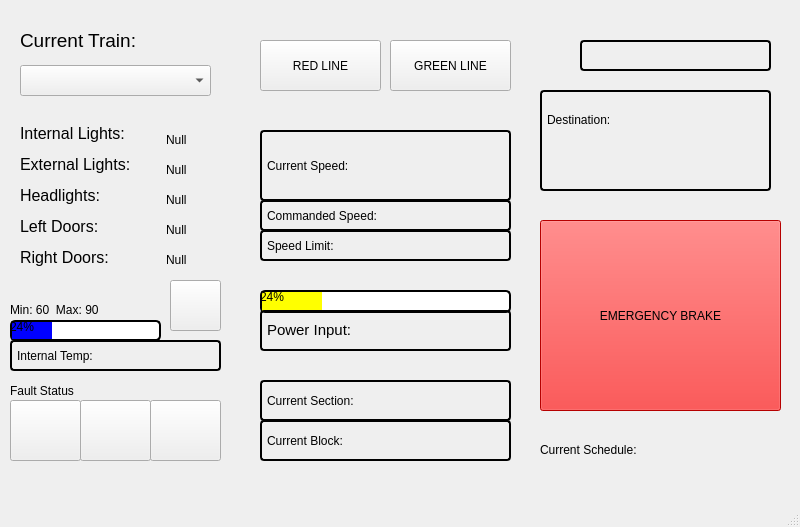
First picture: the form in Full System/trainModel_fullsys.ui, repository headhunter22/ECE1140-Train-Simulator, before the edit.
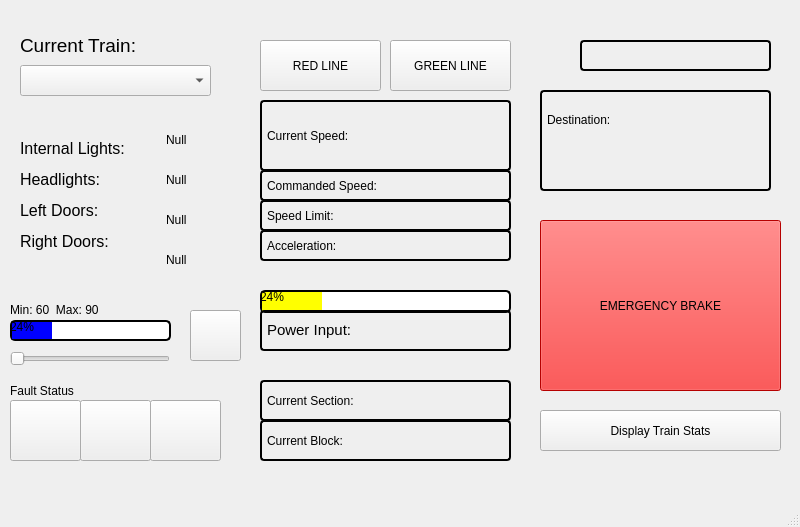
Second picture: the form after the edit.

Commit message: headlights doors communicate

Patch:
```diff
--- a/Full System/trainModel_fullsys.ui
+++ b/Full System/trainModel_fullsys.ui
@@ -54,7 +54,7 @@
      <rect>
       <x>10</x>
       <y>320</y>
-      <width>151</width>
+      <width>161</width>
       <height>21</height>
      </rect>
     </property>
@@ -107,7 +107,7 @@
     <property name="geometry">
      <rect>
       <x>260</x>
-      <y>130</y>
+      <y>100</y>
       <width>251</width>
       <height>71</height>
      </rect>
@@ -125,9 +125,9 @@
     <property name="geometry">
      <rect>
       <x>20</x>
-      <y>20</y>
+      <y>30</y>
       <width>131</width>
-      <height>41</height>
+      <height>31</height>
      </rect>
     </property>
     <property name="text">
@@ -156,7 +156,7 @@
     <property name="geometry">
      <rect>
       <x>166</x>
-      <y>220</y>
+      <y>210</y>
       <width>51</width>
       <height>20</height>
      </rect>
@@ -187,7 +187,7 @@
       <x>540</x>
       <y>220</y>
       <width>241</width>
-      <height>191</height>
+      <height>171</height>
      </rect>
     </property>
     <property name="styleSheet">
@@ -197,25 +197,6 @@
      <string>EMERGENCY BRAKE</string>
     </property>
    </widget>
-   <widget class="QLabel" name="tempLabel">
-    <property name="geometry">
-     <rect>
-      <x>10</x>
-      <y>340</y>
-      <width>211</width>
-      <height>31</height>
-     </rect>
-    </property>
-    <property name="styleSheet">
-     <string notr="true">border: 2px solid black;
-border-radius: 4px;
-padding: 2px;
-font: 11pt &quot;Segoe UI&quot;;</string>
-    </property>
-    <property name="text">
-     <string>Internal Temp:</string>
-    </property>
-   </widget>
    <widget class="QLabel" name="label_23">
     <property name="geometry">
      <rect>
@@ -226,7 +207,7 @@
      </rect>
     </property>
     <property name="text">
-     <string>&lt;html&gt;&lt;head/&gt;&lt;body&gt;&lt;p&gt;&lt;span style=&quot; font-size:12pt;&quot;&gt;Internal Lights:&lt;/span&gt;&lt;/p&gt;&lt;p&gt;&lt;span style=&quot; font-size:12pt;&quot;&gt;External Lights:&lt;/span&gt;&lt;/p&gt;&lt;p&gt;&lt;span style=&quot; font-size:12pt;&quot;&gt;Headlights:&lt;/span&gt;&lt;/p&gt;&lt;p&gt;&lt;span style=&quot; font-size:12pt;&quot;&gt;Left Doors:&lt;/span&gt;&lt;/p&gt;&lt;p&gt;&lt;span style=&quot; font-size:12pt;&quot;&gt;Right Doors:&lt;/span&gt;&lt;/p&gt;&lt;/body&gt;&lt;/html&gt;</string>
+     <string>&lt;html&gt;&lt;head/&gt;&lt;body&gt;&lt;p&gt;&lt;span style=&quot; font-size:12pt;&quot;&gt;Internal Lights:&lt;/span&gt;&lt;/p&gt;&lt;p&gt;&lt;span style=&quot; font-size:12pt;&quot;&gt;Headlights:&lt;/span&gt;&lt;/p&gt;&lt;p&gt;&lt;span style=&quot; font-size:12pt;&quot;&gt;Left Doors:&lt;/span&gt;&lt;/p&gt;&lt;p&gt;&lt;span style=&quot; font-size:12pt;&quot;&gt;Right Doors:&lt;/span&gt;&lt;/p&gt;&lt;/body&gt;&lt;/html&gt;</string>
     </property>
    </widget>
    <widget class="QLabel" name="label">
@@ -246,7 +227,7 @@
     <property name="geometry">
      <rect>
       <x>260</x>
-      <y>200</y>
+      <y>170</y>
       <width>251</width>
       <height>31</height>
      </rect>
@@ -263,8 +244,8 @@
    <widget class="QPushButton" name="ACIcon">
     <property name="geometry">
      <rect>
-      <x>170</x>
-      <y>280</y>
+      <x>190</x>
+      <y>310</y>
       <width>51</width>
       <height>51</height>
      </rect>
@@ -280,7 +261,7 @@
     <property name="geometry">
      <rect>
       <x>166</x>
-      <y>190</y>
+      <y>170</y>
       <width>51</width>
       <height>20</height>
      </rect>
@@ -305,19 +286,6 @@
      <string/>
     </property>
    </widget>
-   <widget class="QLabel" name="extLightLabel">
-    <property name="geometry">
-     <rect>
-      <x>166</x>
-      <y>160</y>
-      <width>51</width>
-      <height>20</height>
-     </rect>
-    </property>
-    <property name="text">
-     <string>Null</string>
-    </property>
-   </widget>
    <widget class="QLabel" name="rDoorLabel">
     <property name="geometry">
      <rect>
@@ -331,19 +299,6 @@
      <string>Null</string>
     </property>
    </widget>
-   <widget class="QLabel" name="currentFile">
-    <property name="geometry">
-     <rect>
-      <x>540</x>
-      <y>440</y>
-      <width>231</width>
-      <height>20</height>
-     </rect>
-    </property>
-    <property name="text">
-     <string>Current Schedule:</string>
-    </property>
-   </widget>
    <widget class="QPushButton" name="powFaultLabel">
     <property name="geometry">
      <rect>
@@ -383,7 +338,7 @@
     <property name="geometry">
      <rect>
       <x>260</x>
-      <y>230</y>
+      <y>200</y>
       <width>251</width>
       <height>31</height>
      </rect>
@@ -494,6 +449,50 @@
      <string>Current Block:</string>
     </property>
    </widget>
+   <widget class="QPushButton" name="popUpUI">
+    <property name="geometry">
+     <rect>
+      <x>540</x>
+      <y>410</y>
+      <width>241</width>
+      <height>41</height>
+     </rect>
+    </property>
+    <property name="text">
+     <string>Display Train Stats</string>
+    </property>
+   </widget>
+   <widget class="QLabel" name="speedLimitLabel_2">
+    <property name="geometry">
+     <rect>
+      <x>260</x>
+      <y>230</y>
+      <width>251</width>
+      <height>31</height>
+     </rect>
+    </property>
+    <property name="styleSheet">
+     <string notr="true">border: 2px solid black;
+border-radius: 4px;
+padding: 2px;</string>
+    </property>
+    <property name="text">
+     <string>Acceleration:</string>
+    </property>
+   </widget>
+   <widget class="QSlider" name="tempSlider">
+    <property name="geometry">
+     <rect>
+      <x>10</x>
+      <y>350</y>
+      <width>160</width>
+      <height>18</height>
+     </rect>
+    </property>
+    <property name="orientation">
+     <enum>Qt::Horizontal</enum>
+    </property>
+   </widget>
   </widget>
   <widget class="QMenuBar" name="menubar">
    <property name="geometry">
```
The commit also changes 20 other files.
